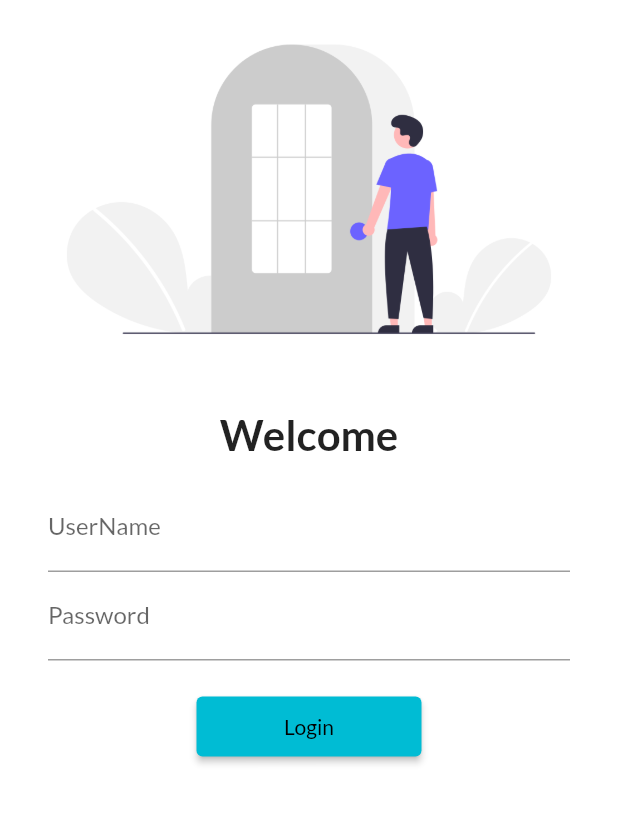
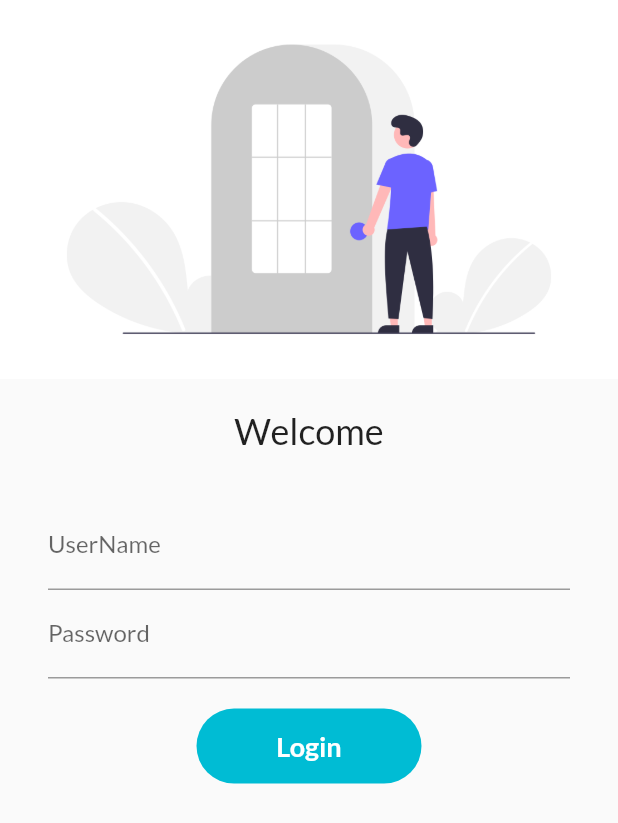
Before and after one commit to AurangzebHusain/flutter_ecommerce, a Flutter app: the screen it shows after launch, on a phone screen of 412 x 824 dp. Shown: the top 823 px of the screen. Run offline on Flutter 3.47's test engine with Material 2 defaults, Android fonts, the phone set to English and light mode, and no system bars; our stand-ins replace google_fonts; statements that could not run were skipped.

Commit message:
Added Animated Container ||Inkwell container for creating custom buttons || Putting logic to change button from rectange to circular

```diff
--- a/lib/pages/home_page.dart
+++ b/lib/pages/home_page.dart
@@ -22,6 +22,9 @@ class HomePage extends StatelessWidget {
         mainAxisAlignment: MainAxisAlignment.start,
         crossAxisAlignment: CrossAxisAlignment.start,
         children: [
+          SizedBox(
+            height: 40,
+          ),
           ElevatedButton(
               onPressed: () => {darkModeHandler()}, child: Text("Dark Mode")),
           TextButton(onPressed: ()=>{
--- a/lib/pages/login_page.dart
+++ b/lib/pages/login_page.dart
@@ -1,13 +1,21 @@
 import 'package:flutter/material.dart';
 import 'package:flutter_ecommerce/utils/routes.dart';
 
-class LoginPage extends StatelessWidget {
+class LoginPage extends StatefulWidget {
   // const LoginPage({Key key}) : super(key: key);
+
+  @override
+  _LoginPageState createState() => _LoginPageState();
+}
+
+class _LoginPageState extends State<LoginPage> {
+  String name = '';
+  bool changeButton = false;
 
   @override
   Widget build(BuildContext context) {
     return Material(
-      color: Colors.white,
+      // color: Colors.white,
       child: SingleChildScrollView(
         child: Column(
           children: <Widget>[
@@ -20,14 +28,28 @@ class LoginPage extends StatelessWidget {
             ),
             Text(
               "Welcome",
-              style: TextStyle(fontSize: 28, fontWeight: FontWeight.bold),
+              style: TextStyle(fontSize: 24, fontWeight: FontWeight.w400),
             ),
+            this.name.isNotEmpty
+                ? Text(
+                    "${name}!",
+                    style: TextStyle(
+                        fontSize: 28,
+                        fontWeight: FontWeight.w900,
+                        letterSpacing: 3),
+                  )
+                : Text(""),
             Padding(
               padding:
                   const EdgeInsets.symmetric(vertical: 16.0, horizontal: 32),
               child: Column(
                 children: [
                   TextFormField(
+                    onChanged: (value) {
+                      this.setState(() {
+                        name = value;
+                      });
+                    },
                     decoration: InputDecoration(
                         hintText: "Enter username", labelText: "UserName"),
                   ),
@@ -39,11 +61,40 @@ class LoginPage extends StatelessWidget {
                   SizedBox(
                     height: 20.0,
                   ),
-                  ElevatedButton(
-                    onPressed: () => {Navigator.pushNamed(context, MyRoutes.homeRoute)},
-                    child: Text("Login"),
-                    style: TextButton.styleFrom(minimumSize: Size(150, 40)),
-                  )
+                  InkWell(
+                    onTap: () async {
+                      setState(() {
+                        changeButton = true;
+                      });
+                      await Future.delayed(Duration(seconds: 1));
+                      Navigator.pushNamed(context, MyRoutes.homeRoute);
+                    },
+                    child: AnimatedContainer(
+                      duration: Duration(milliseconds: 100),
+                      width: changeButton ? 50 : 150,
+                      height: 50,
+                      alignment: Alignment.center,
+                      decoration: BoxDecoration(
+                          color: Colors.cyan,
+                          borderRadius: BorderRadius.circular(50)),
+                      child: changeButton
+                          ? Icon(Icons.done, color: Colors.white)
+                          : Text(
+                              "Login",
+                              style: TextStyle(
+                                  color: Colors.white,
+                                  fontWeight: FontWeight.bold,
+                                  fontSize: 18),
+                            ),
+                    ),
+                  ),
+                  // ElevatedButton(
+                  //   onPressed: () =>
+                  //       {Navigator.pushNamed(context, MyRoutes.homeRoute)},
+                  //   child: Text("Login"),
+                  //   style: TextButton.styleFrom(minimumSize: Size(150, 40)),
+                  //
+                  // )
                 ],
               ),
             ),
```
